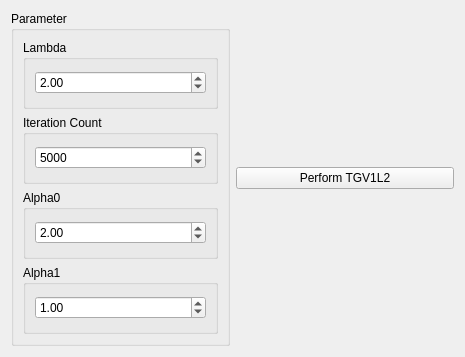
josefkoller/ambient_image_processor, file source/thrust_tgv/TGVWidget.ui: the form before one commit.
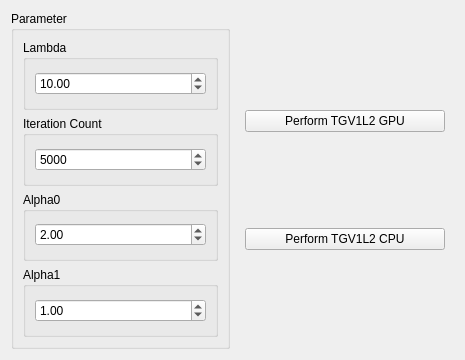
The form after the commit.

Patch:
```diff
--- a/source/thrust_tgv/TGVWidget.ui
+++ b/source/thrust_tgv/TGVWidget.ui
@@ -7,7 +7,7 @@
     <x>0</x>
     <y>0</y>
     <width>465</width>
-    <height>357</height>
+    <height>360</height>
    </rect>
   </property>
   <property name="windowTitle">
@@ -28,14 +28,14 @@
         <layout class="QVBoxLayout" name="verticalLayout">
          <item>
           <widget class="QDoubleSpinBox" name="lambda_spinbox">
+           <property name="maximum">
+            <double>99999.000000000000000</double>
+           </property>
            <property name="singleStep">
             <double>0.100000000000000</double>
            </property>
            <property name="value">
-            <double>2.000000000000000</double>
-           </property>
-           <property name="maximum">
-            <number>99999</number>
+            <double>10.000000000000000</double>
            </property>
           </widget>
          </item>
@@ -100,10 +100,23 @@
     </widget>
    </item>
    <item>
-    <widget class="QPushButton" name="perform_button">
-     <property name="text">
-      <string>Perform TGV1L2</string>
-     </property>
+    <widget class="QWidget" name="widget" native="true">
+     <layout class="QVBoxLayout" name="verticalLayout_6">
+      <item>
+       <widget class="QPushButton" name="perform_button">
+        <property name="text">
+         <string>Perform TGV1L2 GPU</string>
+        </property>
+       </widget>
+      </item>
+      <item>
+       <widget class="QPushButton" name="perform_button_cpu">
+        <property name="text">
+         <string>Perform TGV1L2 CPU</string>
+        </property>
+       </widget>
+      </item>
+     </layout>
     </widget>
    </item>
   </layout>
```
